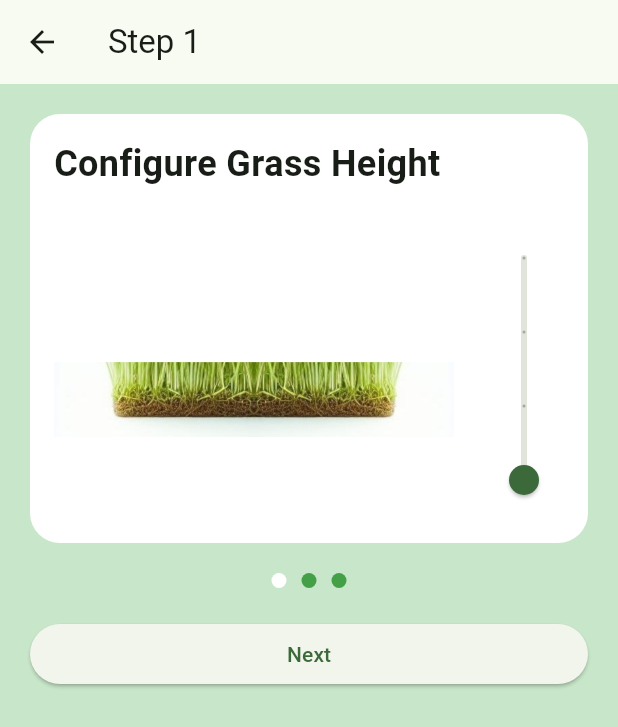
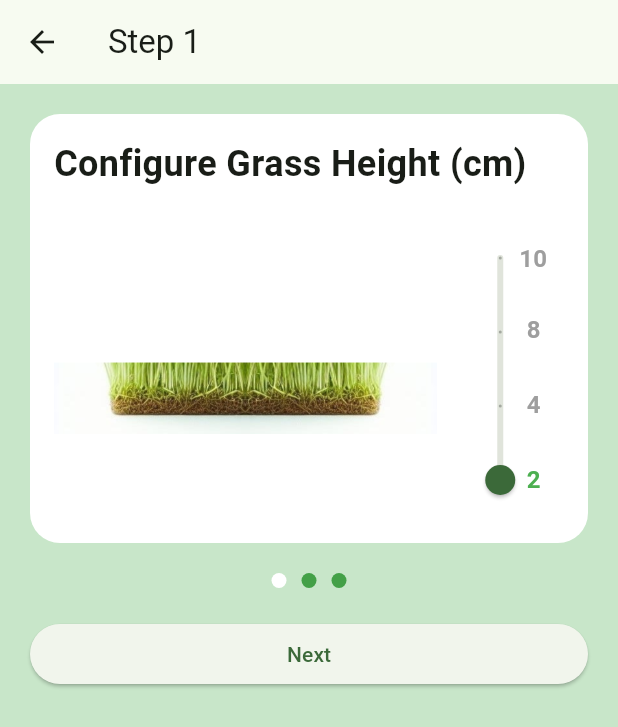
Before and after one commit to GMR-AI/MyGMR, a Flutter app: the ConfigureGrassHeightPage screen opened directly with empty values, on a phone screen of 412 x 824 dp. Shown: the top 727 px of the screen. Run offline on Flutter 3.47's test engine with Material 3 defaults, Android fonts, the phone set to English and light mode, and no system bars; our stand-ins replace firebase_auth, firebase_core, flutter_dotenv, geolocator, google_sign_in, image_picker and 1 more; accounts and stored records are empty; generated files the repository leaves out were written again.

Commit message:
tiempo_numeros

```diff
--- a/flutter_app/lib/job/configure_grass_height.dart
+++ b/flutter_app/lib/job/configure_grass_height.dart
@@ -17,7 +17,10 @@ class VerticalSlider extends StatelessWidget {
   Widget build(BuildContext context) {
     return SizedBox(
       height: height,
-      child: RotatedBox(
+      child: Stack(
+        alignment: Alignment.center,
+        children: [
+          RotatedBox(
             quarterTurns: 3,
             child: Slider(
               value: value.toDouble(),
@@ -28,6 +31,56 @@ class VerticalSlider extends StatelessWidget {
                 onChanged(newValue.toInt());
               },
             ),
+          ),
+          Positioned(
+            top: 15.0,
+            left: 55.0,
+            child: Text(
+              '10',
+              style: TextStyle(
+                fontSize: 16.0,
+                fontWeight: FontWeight.bold,
+                color: value == 3 ? Colors.green : Colors.grey,
+              ),
+            ),
+          ),
+          Positioned(
+            top: height * 0.35 - 8.0,
+            left: 60.0,
+            child: Text(
+              '8',
+              style: TextStyle(
+                fontSize: 16.0,
+                fontWeight: FontWeight.bold,
+                color: value == 2 ? Colors.green : Colors.grey,
+              ),
+            ),
+          ),
+          Positioned(
+            top: height * 0.60 - 8.0,
+            left: 60.0,
+            child: Text(
+              '4',
+              style: TextStyle(
+                fontSize: 16.0,
+                fontWeight: FontWeight.bold,
+                color: value == 1 ? Colors.green : Colors.grey,
+              ),
+            ),
+          ),
+          Positioned(
+            top: height * 0.85 - 8.0,
+            left: 60.0,
+            child: Text(
+              '2',
+              style: TextStyle(
+                fontSize: 16.0,
+                fontWeight: FontWeight.bold,
+                color: value == 0 ? Colors.green : Colors.grey,
+              ),
+            ),
+          ),
+        ],
       ),
     );
   }
@@ -81,22 +134,24 @@ class _ConfigureGrassHeightPageState extends State<ConfigureGrassHeightPage> {
                 crossAxisAlignment: CrossAxisAlignment.stretch,
                 children: [
                   Text(
-                    'Configure Grass Height',
+                    'Configure Grass Height (cm)',
                     style: TextStyle(fontSize: 24.0, fontWeight: FontWeight.bold),
                   ),
                   SizedBox(height: 20.0),
                   Row(
                     children: [
                       Expanded(
-                        flex: 5, // La imagen ocupará 5 partes de 6
+                        flex: 6, // La imagen ocupará 5 partes de 6
+                        child: Padding(
+                          padding: const EdgeInsets.only(left: 0.0), // Añade padding a la derecha para mover la barra
                           child: Image.asset(
                             _imagePaths[_grassHeightIndex],
                             height: 200.0,
                           ),
                         ),
-                      SizedBox(width: 20.0),
+                      ),
                       Expanded(
-                        flex: 1, // La barra deslizante ocupará 1 parte de 6
+                        flex: 2, // La barra deslizante ocupará 1 parte de 6
                         child: VerticalSlider(
                           height: 200,
                           value: _grassHeightIndex,
--- a/flutter_app/pubspec.yaml
+++ b/flutter_app/pubspec.yaml
@@ -17,6 +17,8 @@ dependencies:
   google_sign_in: ^5.0.2
   http: ^1.2.1
   flutter_dotenv: ^5.0.2
+  geolocator: ^7.6.2
+  weather_icons: ^3.0.0
 
 
 flutter_icons:
@@ -44,6 +46,7 @@ flutter:
     - assets/grass/g_8.png
     - assets/grass/g_10.png
     - assets/perrito.jpg
+    - assets/google_logo.png
     - .env
   fonts:
     - family: Normal
```
Also changed, not shown: flutter_app/lib/main.dart (+17 -2 lines), flutter_app/lib/robots/home_robot.dart (+11 -10 lines), flutter_app/lib/robots/weather.dart (added, +300 -0 lines), flutter_app/lib/sign_up.dart (+24 -1 lines), flutter_app/assets/google_logo.png (added), flutter_app/lib/job/actual.dart (added), flutter_app/pubspec.lock. Lines whose indentation alone changed are shown as unchanged.
